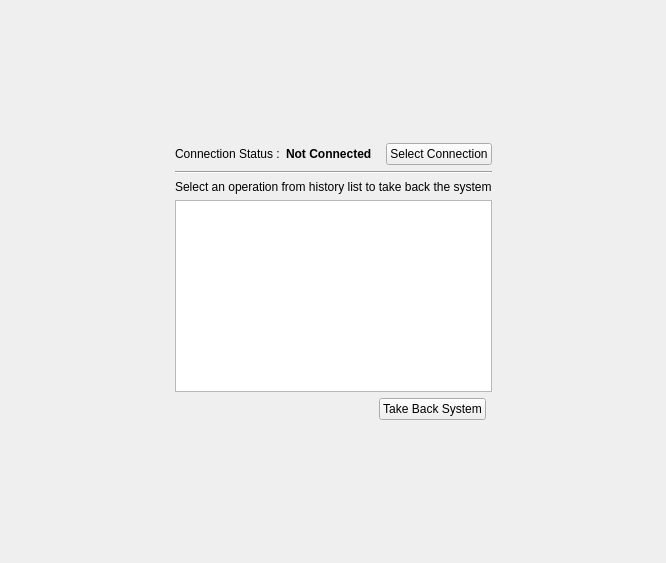
Qt form yali4/gui/Ui/rescuepisiwidget.ui (dadas45li/yali) before a commit.
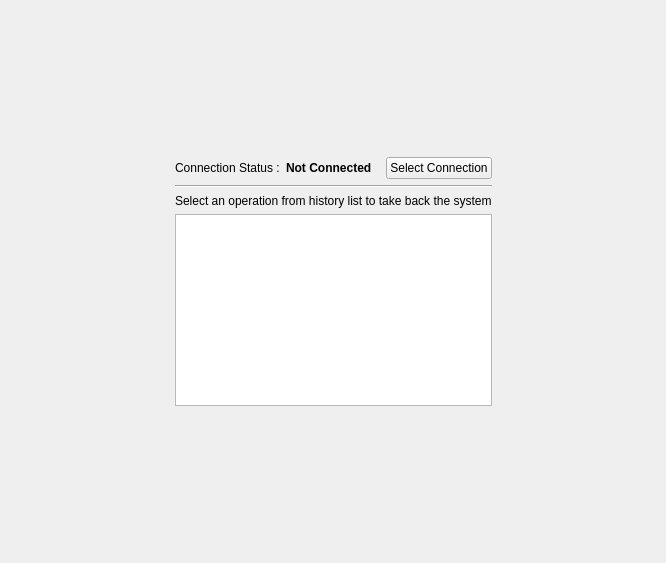
The same form after that commit. Icons and pictures are not drawn.

Commit message: * Show connection list for given guest system network profiles and connect to selected profile ...

What changed in the file:
```diff
--- a/yali4/gui/Ui/rescuepisiwidget.ui
+++ b/yali4/gui/Ui/rescuepisiwidget.ui
@@ -92,7 +92,7 @@
    </item>
    <item row="3" column="1" colspan="2">
     <layout class="QGridLayout" name="gridLayout_2">
-     <item row="0" column="0" colspan="3">
+     <item row="0" column="0" colspan="2">
       <widget class="QLabel" name="infoLabel_2">
        <property name="styleSheet">
         <string notr="true"/>
@@ -105,39 +105,9 @@
        </property>
       </widget>
      </item>
-     <item row="1" column="0" colspan="3">
+     <item row="1" column="0" colspan="2">
       <widget class="QListWidget" name="historyList"/>
      </item>
-     <item row="2" column="0">
-      <spacer name="horizontalSpacer_3">
-       <property name="orientation">
-        <enum>Qt::Horizontal</enum>
-       </property>
-       <property name="sizeHint" stdset="0">
-        <size>
-         <width>40</width>
-         <height>20</height>
-        </size>
-       </property>
-      </spacer>
-     </item>
-     <item row="2" column="1">
-      <widget class="QPushButton" name="buttonTakeBack">
-       <property name="text">
-        <string>Take Back System</string>
-       </property>
-       <property name="icon">
-        <iconset resource="../../data.qrc">
-         <normaloff>:/gui/pics/postinstall.png</normaloff>:/gui/pics/postinstall.png</iconset>
-       </property>
-       <property name="iconSize">
-        <size>
-         <width>28</width>
-         <height>28</height>
-        </size>
-       </property>
-      </widget>
-     </item>
     </layout>
    </item>
    <item row="3" column="3">
```
The commit also changes 9 other files.
